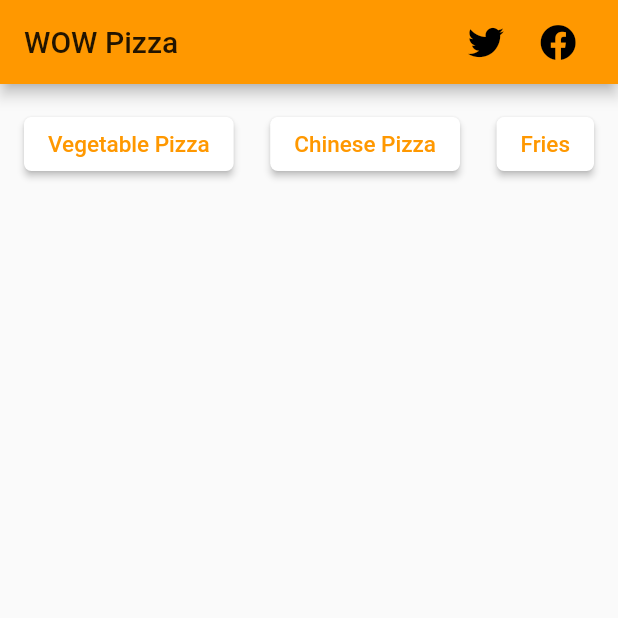
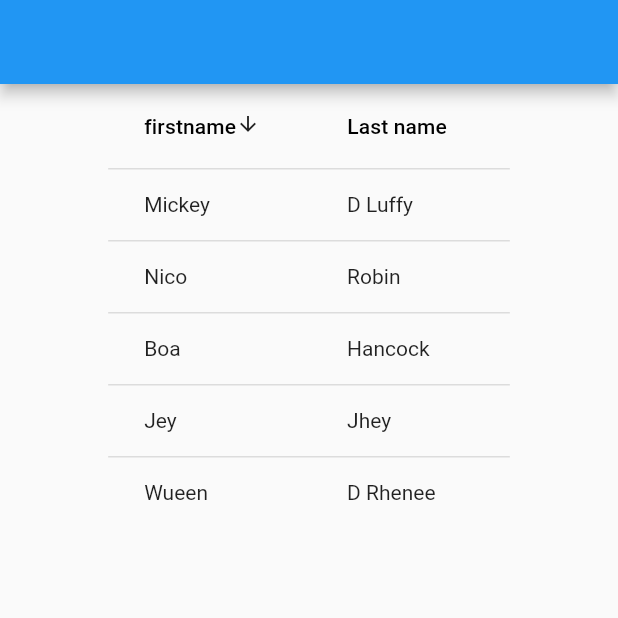
Before and after one commit to MickeyDLuffy/fledgling__flutter, a Flutter app: the screen it shows after launch, on a phone screen of 412 x 824 dp, the top half of it. Run offline on Flutter 3.47's test engine with Material 2 defaults, Android fonts, the light colour scheme and no system bars; our stand-ins replace font_awesome_flutter, webview_flutter.

Commit message:
datatables with sorting; multiple column sorts

```diff
--- /dev/null
+++ b/lib/DataTables.dart
@@ -0,0 +1,87 @@
+import 'package:falcon_wings/model/Person.dart';
+import 'package:flutter/cupertino.dart';
+import 'package:flutter/material.dart';
+
+class DataTables extends StatefulWidget {
+  const DataTables({Key key}) : super(key: key);
+
+  @override
+  _DataTablesState createState() => _DataTablesState();
+}
+
+class _DataTablesState extends State<DataTables> {
+  List<Person> persons;
+  bool sort;
+  int sortColumn = 0;
+  void initState() {
+    sort = false;
+    persons = Person.getPersonList();
+    super.initState();
+  }
+
+  onSortColumn(int columnIndex, bool ascending) {
+    if (columnIndex == 0) {
+      if (ascending) {
+        persons.sort((a, b) => a.firstname.compareTo(b.firstname));
+      } else {
+        persons.sort((a, b) => b.firstname.compareTo(a.firstname));
+      }
+    } else if (columnIndex == 1) {
+      if (ascending) {
+        persons.sort((a, b) => a.lastname.compareTo(b.lastname));
+      } else {
+        persons.sort((a, b) => b.lastname.compareTo(a.lastname));
+      }
+    }
+  }
+
+  DataTable datatable() {
+    return DataTable(
+        sortAscending: sort,
+        sortColumnIndex: sortColumn,
+        columns: [
+          DataColumn(
+              label: Text('firstname'),
+              tooltip: 'Firstname',
+              onSort: (columnIndex, ascending) {
+                setState(() {
+                  sort = !sort;
+                  sortColumn = columnIndex;
+                });
+                onSortColumn(columnIndex, ascending);
+              }),
+          DataColumn(
+              label: Text('Last name'),
+              tooltip: 'this is the lastname',
+              onSort: (columnIndex, ascending) {
+                setState(() {
+                  sort = !sort;
+                  sortColumn = columnIndex;
+                });
+                onSortColumn(columnIndex, ascending);
+              }),
+        ],
+        rows: persons
+            .map((person) => DataRow(cells: [
+                  DataCell(Text(person.firstname),
+                      onTap: () => print('aelected')),
+                  DataCell(Text(person.lastname),
+                      onTap: () => print('aelected')),
+                ]))
+            .toList());
+  }
+
+  @override
+  Widget build(BuildContext context) {
+    return MaterialApp(
+      home: Scaffold(
+        appBar: AppBar(),
+        body: Column(
+          mainAxisSize: MainAxisSize.min,
+          mainAxisAlignment: MainAxisAlignment.center,
+          children: [Center(child: datatable())],
+        ),
+      ),
+    );
+  }
+}
--- a/lib/main.dart
+++ b/lib/main.dart
@@ -120,12 +120,13 @@ import 'package:falcon_wings/WowPizzaProject/VegetablePizza.dart';
 import 'package:flutter/material.dart';
 
 import 'APiDataInList.dart';
+import 'DataTables.dart';
 import 'WowPizzaProject/HomePage.dart';
 
 void main() {
   runApp(MaterialApp(
     debugShowCheckedModeBanner: false,
-    home: PizzaHomePage(),
+    home: DataTables(),
     routes: {
       '/facebook': (context) => FaceBookWebVIew(),
       '/twitter': (context) => TwitterWebVIew(),
--- /dev/null
+++ b/lib/model/Person.dart
@@ -0,0 +1,16 @@
+class Person {
+  String firstname;
+  String lastname;
+
+  Person({this.firstname, this.lastname});
+
+  static List<Person> getPersonList() {
+    return <Person>[
+      Person(firstname: 'Mickey', lastname: 'D Luffy'),
+      Person(firstname: 'Nico', lastname: 'Robin'),
+      Person(firstname: 'Boa', lastname: 'Hancock'),
+      Person(firstname: 'Jey', lastname: 'Jhey'),
+      Person(firstname: 'Wueen', lastname: 'D Rhenee'),
+    ];
+  }
+}
```
